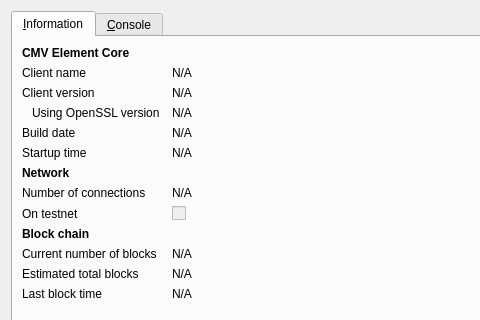
Above: src/qt/forms/rpcconsole.ui from freakcoderz/CMVElement before the change; both pictures show x 0 to 480 and y 0 to 320 of the 740 by 539 pixel window. Below: the same form after it.
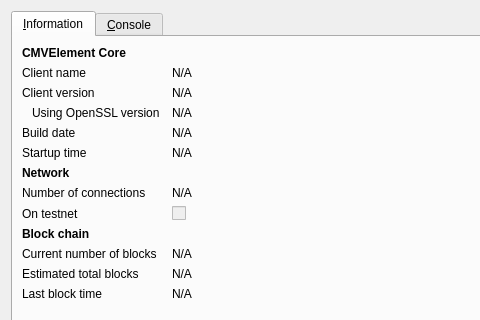
That is the form after the change. Icons and pictures are not drawn.

```diff
--- a/src/qt/forms/rpcconsole.ui
+++ b/src/qt/forms/rpcconsole.ui
@@ -36,7 +36,7 @@
           </font>
          </property>
          <property name="text">
-          <string>CMV Element Core</string>
+          <string>CMVElement Core</string>
          </property>
         </widget>
        </item>
```
Left out of the diff: 6 changed lines with no effect on the pictures.
